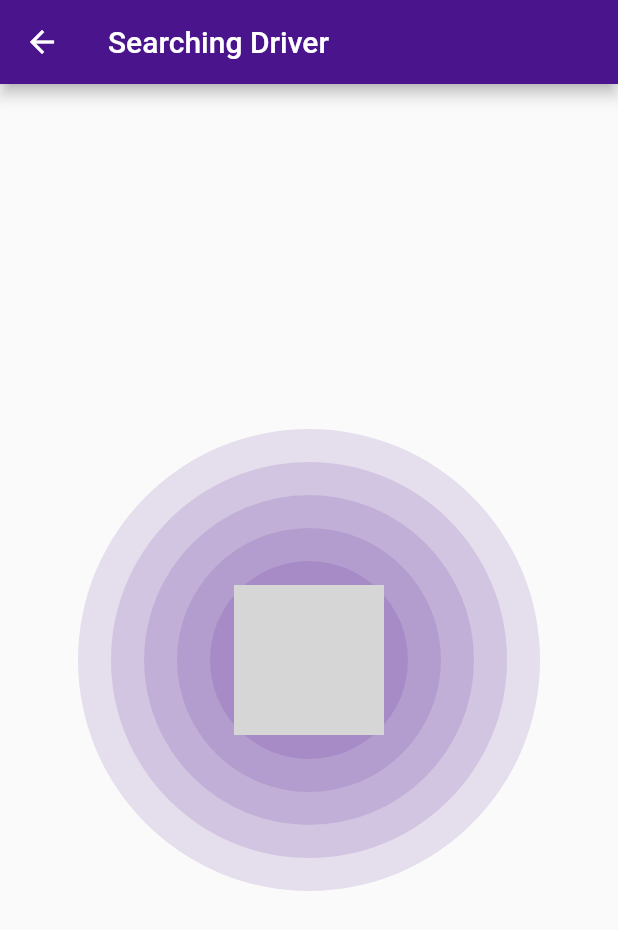
After one commit to transportersssc/transporters-android, a Flutter app: the OrderPlacedScreen screen opened directly, on a phone screen of 412 x 824 dp. The commit adds this screen. Shown: the top 930 px of the screen. Run offline on Flutter 3.47's test engine with Material 2 defaults, Android fonts, the phone set to English and light mode, and no system bars; our stand-ins replace firebase_core, firebase_messaging, flutter_local_notifications, flutter_mobx, flutter_secure_storage, flutter_svg and 7 more; accounts and stored records are empty; generated files the repository leaves out were written again; network calls fail; grey boxes are pictures that could not be loaded.

Commit message:
Color Fix, Navigation Bar Add

```diff
--- /dev/null
+++ b/transporters_android/lib/helpers/serching_animation.dart
@@ -0,0 +1,81 @@
+import 'package:flutter/material.dart';
+
+class SearchingAnimation extends StatefulWidget {
+  const SearchingAnimation({super.key});
+
+  @override
+  State<SearchingAnimation> createState() => _SearchingAnimationState();
+}
+
+class _SearchingAnimationState extends State<SearchingAnimation>
+    with SingleTickerProviderStateMixin {
+  late Animation _animation;
+  late AnimationController _animationController;
+
+  var listRadius = [150.0, 200.0, 250.0, 300.0, 350.0];
+
+  @override
+  void initState() {
+    super.initState();
+
+    _animationController = AnimationController(
+        vsync: this,
+        duration: const Duration(seconds: 2),
+        lowerBound: 0.5,
+        upperBound: 0.9);
+    // _animation = Tween(begin: 0.0, end: 1.0).animate(_animationController);
+
+    _animationController.addListener(() {
+      if (_animationController.isCompleted) {
+        _animationController.reverse();
+      }
+      if (_animationController.isDismissed) {
+        _animationController.forward();
+      }
+      setState(() {});
+    });
+
+    _animationController.forward();
+  }
+
+  @override
+  void dispose() {
+    super.dispose();
+    _animationController.dispose();
+  }
+
+  @override
+  Widget build(BuildContext context) {
+    return Scaffold(
+      appBar: AppBar(title: const Text('Searching Driver')),
+      body: Center(
+        child: Stack(
+          alignment: Alignment.center,
+          children: [
+            buildContainer(listRadius[0]),
+            buildContainer(listRadius[1]),
+            buildContainer(listRadius[2]),
+            buildContainer(listRadius[3]),
+            buildContainer(listRadius[4]),
+            Image.asset(
+              'assets/images/temp_image.png',
+              width: 100,
+              height: 100,
+            ),
+          ],
+        ),
+      ),
+    );
+  }
+
+  Widget buildContainer(radius) {
+    return Container(
+      width: radius * _animationController.value,
+      height: radius * _animationController.value,
+      decoration: BoxDecoration(
+        shape: BoxShape.circle,
+        color: Color(0xFF4A148C).withOpacity(1.0 - _animationController.value),
+      ),
+    );
+  }
+}
--- a/transporters_android/lib/main.dart
+++ b/transporters_android/lib/main.dart
@@ -5,10 +5,10 @@ import 'package:get_it/get_it.dart';
 import 'package:transporters_android/constants.dart';
 import 'package:transporters_android/functions/firebase_services.dart';
 import 'package:transporters_android/functions/services.dart';
+import 'package:transporters_android/home.dart';
 import 'package:transporters_android/stores/item_type_store.dart';
 import 'package:transporters_android/stores/place_order_store.dart';
 import 'package:transporters_android/stores/size_selector_store.dart';
-import 'package:transporters_android/views/home_page.dart';
 
 import 'package:transporters_android/views/login.dart';
 
@@ -59,7 +59,7 @@ class MyApp extends StatelessWidget {
         ),
       ),
       debugShowCheckedModeBanner: false,
-      home: isLoggedIn ? Homepage() : const LoginPage(),
+      home: isLoggedIn ? const Home() : const LoginPage(),
     );
   }
 }
--- a/transporters_android/lib/stores/place_order_store.dart
+++ b/transporters_android/lib/stores/place_order_store.dart
@@ -68,11 +68,6 @@ abstract class _PlaceOrderStore with Store {
       token: token!,
       originAddress: fromAddress,
       destinationAddress: toAddress,
-      originLatitude: fromLatitude,
-      originLongitude: fromLongitude,
-      destinationLatitude: toLatitude,
-      destinationLongitude: toLongitude,
-      distance: distance,
       packageType: packageType,
       packageSize: packageSize,
     );
--- a/transporters_android/lib/views/additional_details.dart
+++ b/transporters_android/lib/views/additional_details.dart
@@ -1,6 +1,7 @@
 import 'package:flutter/material.dart';
 import 'package:fluttertoast/fluttertoast.dart';
 import 'package:transporters_android/api/customer_api.dart';
+import 'package:transporters_android/constants.dart';
 import 'package:transporters_android/helpers/form_validation.dart';
 
 import 'home_page.dart';
@@ -143,6 +144,9 @@ class _AdditionalDetailsState extends State<AdditionalDetails> {
               SizedBox(
                 width: double.infinity,
                 child: ElevatedButton(
+                  style: ElevatedButton.styleFrom(
+                    backgroundColor: primaryColor,
+                  ),
                   onPressed: () {
                     if (_formKey.currentState!.validate()) {
                       register();
--- a/transporters_android/lib/views/login.dart
+++ b/transporters_android/lib/views/login.dart
@@ -3,6 +3,7 @@ import 'dart:convert';
 import 'package:flutter/material.dart';
 import 'package:flutter_secure_storage/flutter_secure_storage.dart';
 import 'package:transporters_android/api/customer_api.dart';
+import 'package:transporters_android/constants.dart';
 import 'package:transporters_android/views/home_page.dart';
 import 'package:transporters_android/views/signup.dart';
 
@@ -40,6 +41,8 @@ class _LoginPageState extends State<LoginPage> {
       if (decodedResponse['success']) {
         const storage = FlutterSecureStorage();
         await storage.write(key: 'token', value: decodedResponse['token']);
+        await storage.write(
+            key: 'refreshToken', value: decodedResponse['refreshToken']);
         Navigator.of(context).push(
           MaterialPageRoute(
             builder: (context) => const Homepage(),
@@ -144,6 +147,9 @@ class _LoginPageState extends State<LoginPage> {
                   SizedBox(
                     width: double.infinity,
                     child: ElevatedButton(
+                      style: ElevatedButton.styleFrom(
+                        backgroundColor: primaryColor,
+                      ),
                       onPressed: () {
                         if (_formKey.currentState!.validate()) {
                           loginUser();
--- a/transporters_android/lib/views/order_placed_view.dart
+++ b/transporters_android/lib/views/order_placed_view.dart
@@ -1,17 +1,40 @@
+import 'dart:async';
+
 import 'package:flutter/material.dart';
-import 'package:transporters_android/constants.dart';
+import 'package:transporters_android/helpers/serching_animation.dart';
 
-class OrderPlacedScreen extends StatelessWidget {
+class OrderPlacedScreen extends StatefulWidget {
   const OrderPlacedScreen({super.key});
 
   @override
+  State<OrderPlacedScreen> createState() => _OrderPlacedScreenState();
+}
+
+class _OrderPlacedScreenState extends State<OrderPlacedScreen> {
+  late Timer _timer;
+  bool _showSearchingAnimation = true;
+
+  @override
+  void initState() {
+    super.initState();
+    _timer = Timer(const Duration(seconds: 15), () {
+      setState(() {
+        _showSearchingAnimation = false;
+      });
+    });
+  }
+
+  @override
+  void dispose() {
+    // TODO: implement dispose
+    super.dispose();
+    _timer.cancel();
+  }
+
+  @override
   Widget build(BuildContext context) {
-    return Scaffold(
-      body: Center(
-        child: Image.asset(
-          'assets/images/temp_image.png',
-        ),
-      ),
+    return const Scaffold(
+      body: SearchingAnimation(),
     );
   }
 }
--- a/transporters_android/lib/views/signup.dart
+++ b/transporters_android/lib/views/signup.dart
@@ -1,6 +1,6 @@
-
 import 'package:flutter/material.dart';
 import 'package:transporters_android/api/customer_api.dart';
+import 'package:transporters_android/constants.dart';
 
 import 'additional_details.dart';
 
@@ -195,6 +195,9 @@ class _SignUpPageState extends State<SignUpPage> {
               SizedBox(
                 width: double.infinity,
                 child: ElevatedButton(
+                  style: ElevatedButton.styleFrom(
+                    backgroundColor: primaryColor,
+                  ),
                   onPressed: () {
                     if (_formKey.currentState!.validate()) {
                       customerExist();
--- a/transporters_android/pubspec.yaml
+++ b/transporters_android/pubspec.yaml
@@ -51,6 +51,10 @@ dependencies:
   flutter_mobx: ^2.0.6+5
   build_runner: ^2.3.3
   get_it: ^7.2.0
+  location: ^4.4.0
+  flutter_polyline_points: ^1.0.0
+  google_nav_bar: ^5.0.6
+  line_icons: ^2.0.1
 
 dev_dependencies:
   flutter_test:
```
Also changed, not shown: transporters_android/lib/api/delivery_order.dart (+36 -21 lines), transporters_android/lib/helpers/driver_location_widget.dart (added, +155 -0 lines), transporters_android/lib/home.dart (added, +89 -0 lines), transporters_android/lib/views/home_page.dart (+2 -49 lines), transporters_android/lib/views/profile_page.dart (added, +12 -0 lines), transporters_android/pubspec.lock, 1 other file.
